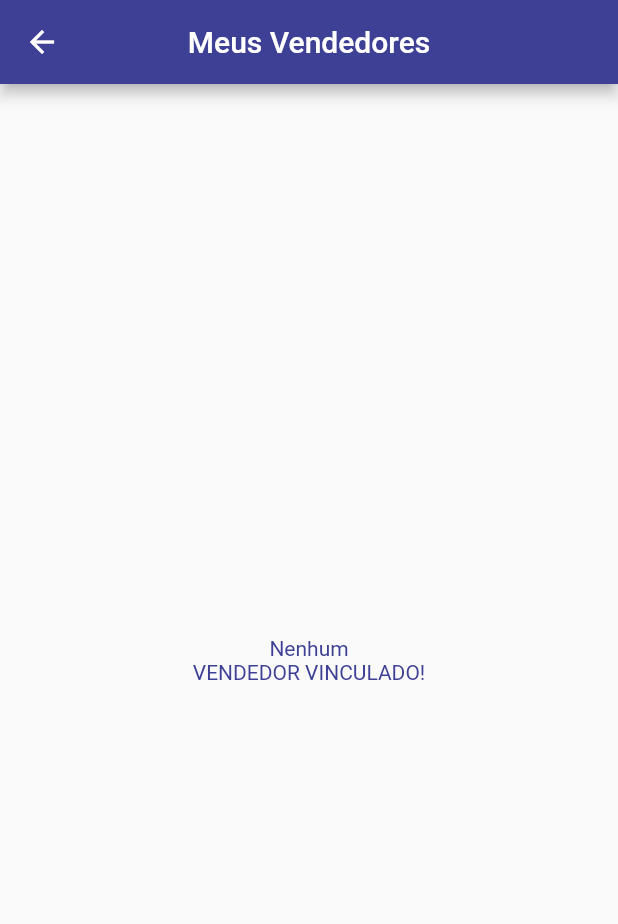
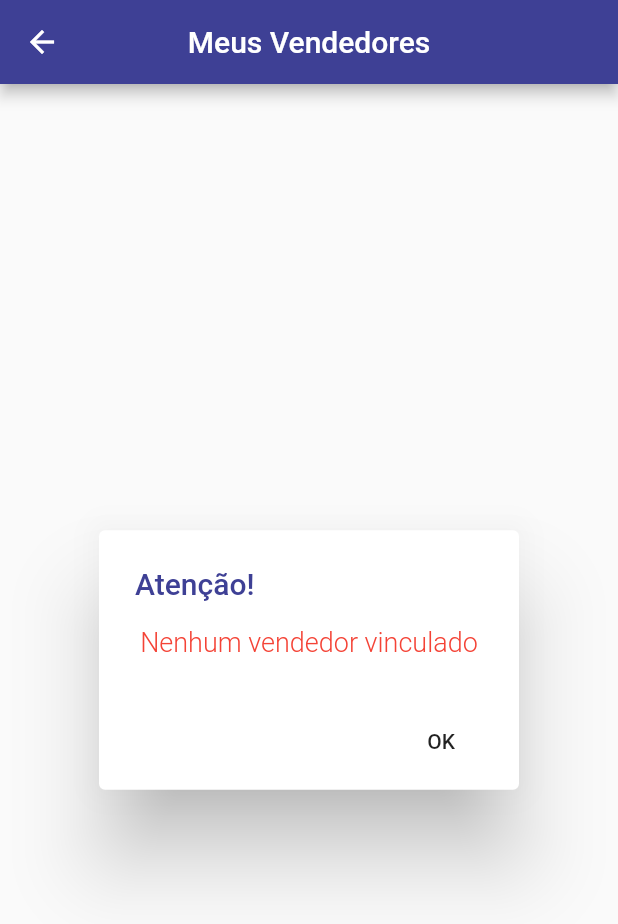
Before and after one commit to rafaelcolvara/migrou_app, a Flutter app: the VinculadosVendedores screen opened directly, on a phone screen of 412 x 824 dp. Shown: the top 924 px of the screen. Run offline on Flutter 3.47's test engine with Material 2 defaults, Android fonts, the phone set to English and light mode, and no system bars; our stand-ins replace cloud_firestore, date_format, firebase_core, firebase_storage, flutter_masked_text, flutter_secure_storage and 3 more; missing offline and left inert: flutter_barcode_scanner, flutter_circular_chart, http_interceptor; accounts and stored records are empty; statements that could not run were skipped.

Commit message:
Ajustes de mensagens

```diff
--- a/lib/pages/cliente_logado/MeusVendedores.dart
+++ b/lib/pages/cliente_logado/MeusVendedores.dart
@@ -25,13 +25,24 @@ class _VinculadosVendedoresState extends State<VinculadosVendedores> {
           builder: (_, snapshot) {
             if (snapshot.connectionState == ConnectionState.done) {
               if (!snapshot.hasData)
-                return Column(
-                  mainAxisAlignment: MainAxisAlignment.center,
-                  crossAxisAlignment: CrossAxisAlignment.stretch,
-                  children: [
-                    Center(child: Text('Nenhum')),
-                    Center(
-                      child: Text("VENDEDOR VINCULADO!"),
+                return AlertDialog(
+                  title: new Text("Atenção!",
+                      style: TextStyle(color: Theme.of(context).primaryColor)),
+                  content: Text(
+                    "Nenhum vendedor vinculado",
+                    style: TextStyle(
+                        fontSize: 18.0,
+                        color: Colors.red,
+                        height: 1.0,
+                        fontWeight: FontWeight.w300),
+                    textAlign: TextAlign.center,
+                  ),
+                  actions: <Widget>[
+                    FlatButton(
+                      child: new Text("OK"),
+                      onPressed: () {
+                        Navigator.of(context).pop();
+                      },
                     ),
                   ],
                 );
```
Also changed, not shown: lib/pages/cliente_logado/ClienteResgateCredito.dart (+22 -1 lines), lib/pages/cliente_logado/GerarQRCODE.dart (+5 -2 lines).
